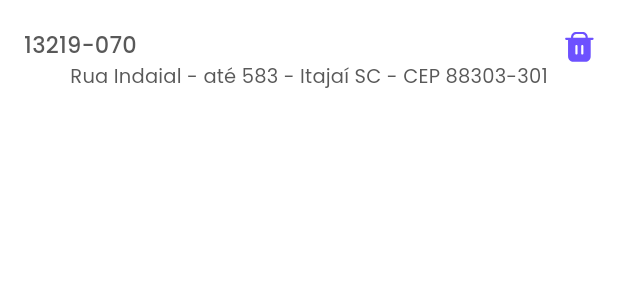
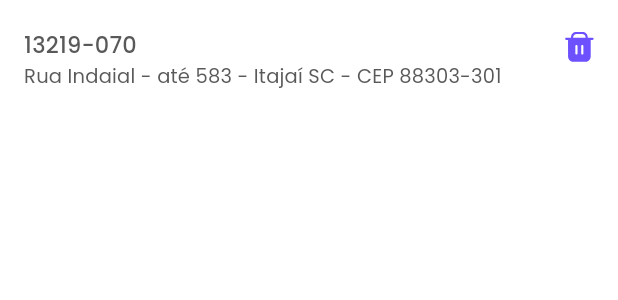
Before and after one commit to danieldcastro/cep, a Flutter app: the HistoryAddressCardWidget widget shown alone on an empty page, opened directly, on a phone screen of 412 x 824 dp. Shown: the top 300 px of the screen. Run offline on Flutter 3.47's test engine with Material 2 defaults, Android fonts, the phone set to English and light mode, and no system bars; our stand-ins replace auto_size_text, flutter_svg, get, mask_text_input_formatter.

Commit message:
💄 UI: Updated column align into history address card widget

```diff
--- a/lib/presentation/pages/history/widgets/history_address_card_widget.dart
+++ b/lib/presentation/pages/history/widgets/history_address_card_widget.dart
@@ -19,7 +19,7 @@ class HistoryAddressCardWidget extends StatelessWidget {
       margin: const EdgeInsets.symmetric(vertical: 5),
       child: Padding(
         padding: const EdgeInsets.all(16),
-        child: Column(children: [
+        child: Column(crossAxisAlignment: CrossAxisAlignment.start, children: [
           Row(
             crossAxisAlignment: CrossAxisAlignment.start,
             mainAxisAlignment: MainAxisAlignment.spaceBetween,
```
